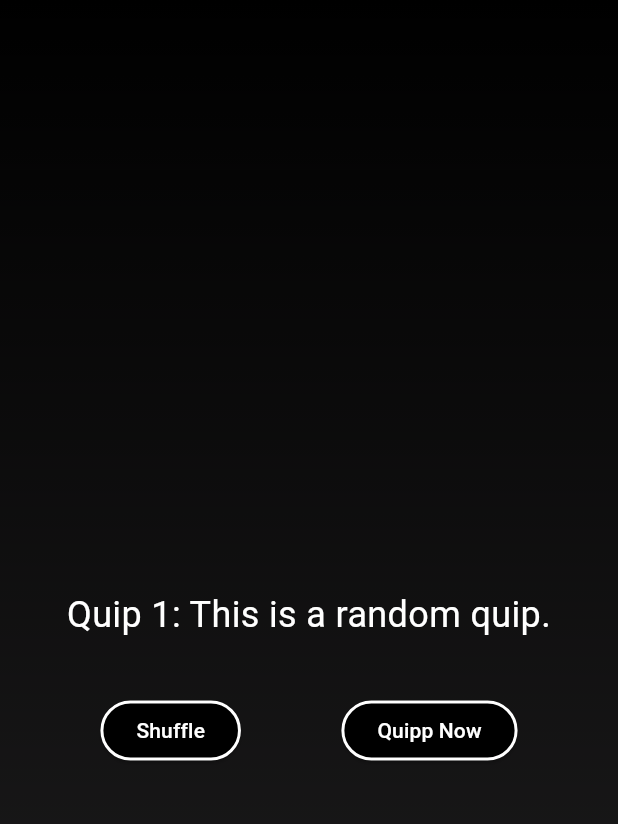
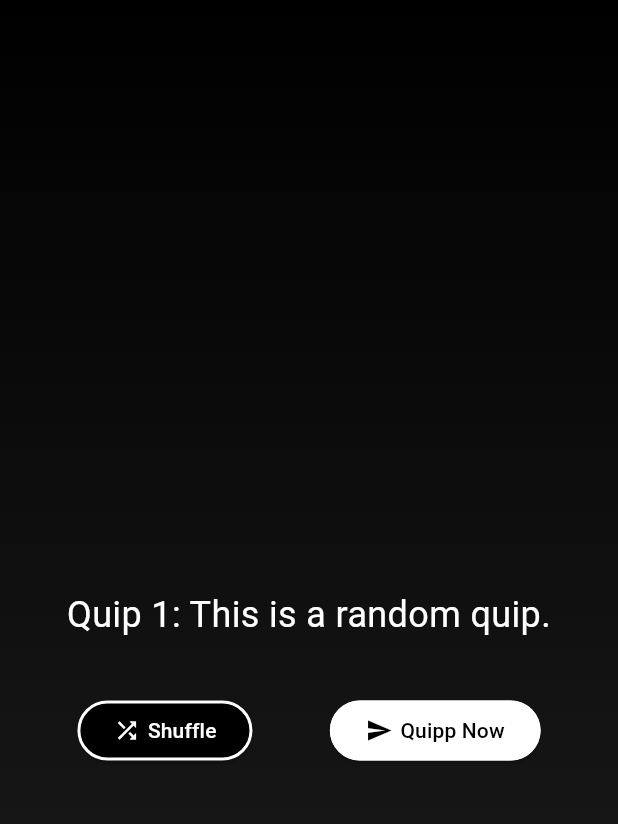
Before and after one commit to nesarw/Quip, a Flutter app: the QuippNowPage screen opened directly with empty values, on a phone screen of 412 x 824 dp. Shown: the top 824 px of the screen. Run offline on Flutter 3.47's test engine with Material 3 defaults, Android fonts, the phone set to English and light mode, and no system bars; our stand-ins replace cloud_firestore, firebase_auth, firebase_core, flutter_contacts, google_sign_in, image_picker and 1 more; accounts and stored records are empty; network calls fail.

Commit message:
v1.9(Quip Display & Icons)

```diff
--- a/lib/pages/quipp_now.page.dart
+++ b/lib/pages/quipp_now.page.dart
@@ -92,16 +92,28 @@ class _QuippNowPageState extends State<QuippNowPage> {
                       side: BorderSide(color: Colors.white, width: 2.0), // Add white outline
                     ),
                     onPressed: _shuffleQuip,
-                    child: Text('Shuffle'),
+                    child: Row(
+                      children: [
+                        Icon(Icons.shuffle, color: Colors.white), // Add shuffle icon
+                        SizedBox(width: 5),
+                        Text('Shuffle'),
+                      ],
+                    ),
                   ),
                   ElevatedButton(
                     style: ElevatedButton.styleFrom(
-                      backgroundColor: Colors.black, // Set button color to black
-                      foregroundColor: Colors.white, // Set text color to white
+                      backgroundColor: Colors.white, // Set button color to black
+                      foregroundColor: Colors.black, // Set text color to white
                       side: BorderSide(color: Colors.white, width: 2.0), // Add white outline
                     ),
                     onPressed: _quipNow,
-                    child: Text('Quipp Now'),
+                    child: Row(
+                      children: [
+                        Icon(Icons.send, color: Colors.black), // Add quipp now icon
+                        SizedBox(width: 5),
+                        Text('Quipp Now'),
+                      ],
+                    ),
                   ),
                 ],
               ),
```
Also changed, not shown: lib/pages/connections.page.dart (+13 -0 lines), lib/pages/edit_profile.page.dart (+8 -1 lines), lib/pages/quip_display.page.dart (added, +84 -0 lines), lib/pages/quipp_inbox.page.dart (+12 -0 lines), lib/pages/user_profile.page.dart (+8 -1 lines), lib/widget/identity_display.dart (added, +37 -0 lines), 4 other files.
